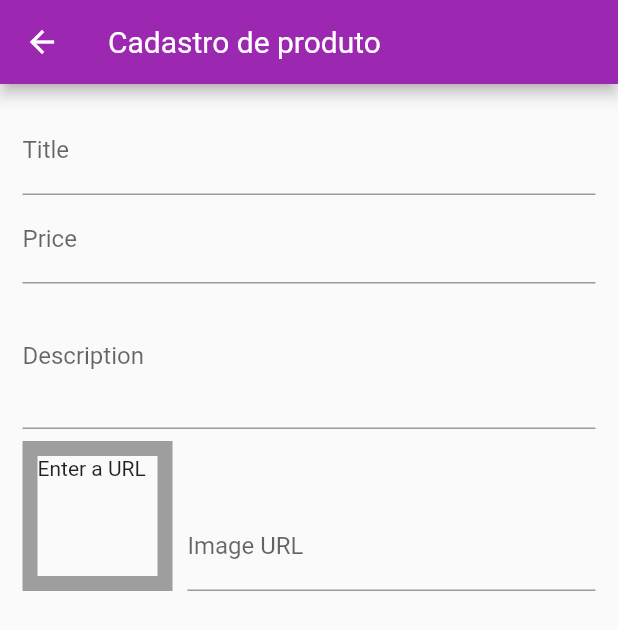
After one commit to vargasvini/flutter_shop, a Flutter app: the ProductFormScreen screen opened by its route, on a phone screen of 412 x 824 dp. The commit adds this screen. Shown: the top 630 px of the screen. Run offline on Flutter 3.47's test engine with Material 2 defaults, Android fonts, the phone set to English and light mode, and no system bars; our stand-ins replace badges; network calls fail.

Commit message:
adicionando form para cadastro de produtos

```diff
--- a/lib/main.dart
+++ b/lib/main.dart
@@ -7,6 +7,8 @@ import 'package:flutter_shop/screens/product_detail_screen.dart';
 import 'package:flutter_shop/screens/products_overview_screen.dart';
 import 'package:provider/provider.dart';
 import 'providers/cart_provider.dart';
+import 'screens/user_products_screen.dart';
+import 'screens/product_form.dart';
 
 void main() => runApp(MyApp());
 
@@ -39,6 +41,8 @@ class MyApp extends StatelessWidget {
           ProductDetailScreen.routeName: (ctx) => ProductDetailScreen(),
           CartScreen.routeName: (ctx) => CartScreen(),
           OrdersScreen.routeName: (ctx) => OrdersScreen(),
+          UserProductsScreen.routeName: (ctx) => UserProductsScreen(),
+          ProductFormScreen.routeName: (ctx) => ProductFormScreen()
         },
       ),
     );
--- a/lib/providers/products_provider.dart
+++ b/lib/providers/products_provider.dart
@@ -73,4 +73,6 @@ class ProductsProvider with ChangeNotifier {
   Product getProductById(String id) {
     return [..._items].firstWhere((prod) => prod.id == id);
   }
+
+  void removeProduct() {}
 }
--- /dev/null
+++ b/lib/screens/product_form.dart
@@ -0,0 +1,120 @@
+import 'package:flutter/material.dart';
+import 'package:flutter/services.dart';
+import 'package:flutter_shop/widgets/app_drawer.dart';
+
+class ProductFormScreen extends StatefulWidget {
+  static const routeName = '/product-form';
+  const ProductFormScreen({Key? key}) : super(key: key);
+
+  @override
+  _ProductFormScreenState createState() => _ProductFormScreenState();
+}
+
+class _ProductFormScreenState extends State<ProductFormScreen> {
+  final _priceFocusNode = FocusNode();
+  final _descriptionFocusNode = FocusNode();
+  final _imageUrlController = TextEditingController();
+  final _imageUrlFocusNode = FocusNode();
+
+  @override
+  void initState() {
+    _imageUrlFocusNode.addListener(_updateImageUrl);
+    super.initState();
+  }
+
+  @override
+  void dispose() {
+    _imageUrlFocusNode.removeListener(_updateImageUrl);
+    _priceFocusNode.dispose();
+    _descriptionFocusNode.dispose();
+    _imageUrlController.dispose();
+    _imageUrlFocusNode.dispose();
+    super.dispose();
+  }
+
+  void _updateImageUrl() {
+    if (!_imageUrlFocusNode.hasFocus) {
+      setState(() {});
+    }
+  }
+
+  @override
+  Widget build(BuildContext context) {
+    return Scaffold(
+      appBar: AppBar(
+        title: Text('Cadastro de produto'),
+      ),
+      body: Padding(
+        padding: const EdgeInsets.all(15.0),
+        child: Form(
+          child: SingleChildScrollView(
+            child: Column(
+              children: [
+                TextFormField(
+                  decoration: InputDecoration(labelText: 'Title'),
+                  textInputAction: TextInputAction.next,
+                  onFieldSubmitted: (value) {
+                    FocusScope.of(context).requestFocus(_priceFocusNode);
+                  },
+                ),
+                TextFormField(
+                  decoration: InputDecoration(labelText: 'Price'),
+                  autovalidateMode: AutovalidateMode.always,
+                  textInputAction: TextInputAction.next,
+                  keyboardType: TextInputType.number,
+                  focusNode: _priceFocusNode,
+                  onFieldSubmitted: (value) {
+                    FocusScope.of(context).requestFocus(_descriptionFocusNode);
+                  },
+                ),
+                TextFormField(
+                  decoration: InputDecoration(labelText: 'Description'),
+                  maxLines: 3,
+                  keyboardType: TextInputType.multiline,
+                  focusNode: _descriptionFocusNode,
+                ),
+                Row(
+                  crossAxisAlignment: CrossAxisAlignment.end,
+                  children: [
+                    Container(
+                      width: 100,
+                      height: 100,
+                      margin: EdgeInsets.only(
+                        top: 8,
+                        right: 10,
+                      ),
+                      decoration: BoxDecoration(
+                        border: Border.all(
+                          width: 10,
+                          color: Colors.grey,
+                        ),
+                      ),
+                      child: _imageUrlController.text.isEmpty
+                          ? Text('Enter a URL')
+                          : FittedBox(
+                              child: Image.network(_imageUrlController.text),
+                              fit: BoxFit.cover),
+                    ),
+                    Expanded(
+                      child: TextFormField(
+                        decoration: InputDecoration(labelText: 'Image URL'),
+                        keyboardType: TextInputType.url,
+                        textInputAction: TextInputAction.done,
+                        controller: _imageUrlController,
+                        focusNode: _imageUrlFocusNode,
+                        onEditingComplete: () {
+                          setState(() {});
+                        },
+                      ),
+                    ),
+                  ],
+                ),
+              ],
+            ),
+          ),
+        ),
+      ),
+      //drawer: AppDrawer(),
+    );
+  }
+}
```
Also changed, not shown: lib/providers/cart_provider.dart (+12 -19 lines), lib/screens/user_products_screen.dart (added, +42 -0 lines), lib/widgets/app_drawer.dart (+10 -1 lines), lib/widgets/cart_item.dart (+26 -3 lines), lib/widgets/product_item.dart (+18 -2 lines), lib/widgets/user_product_item.dart (added, +35 -0 lines).
